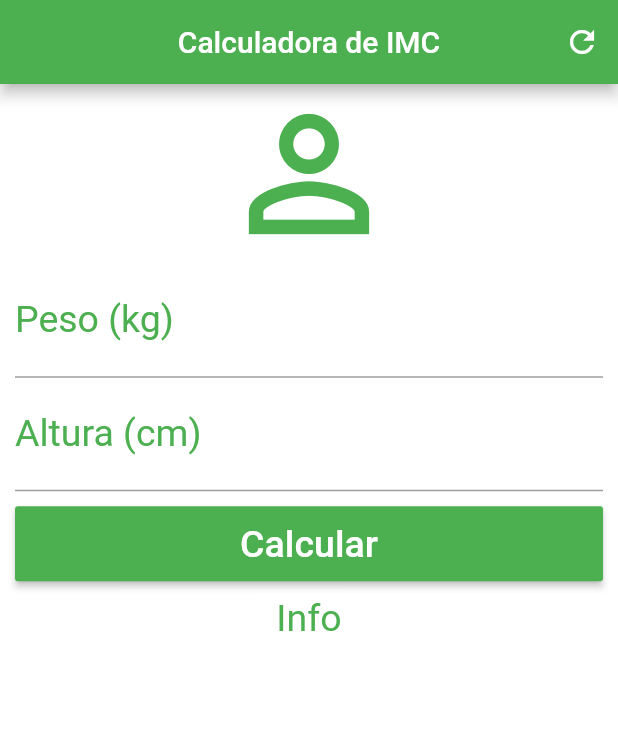
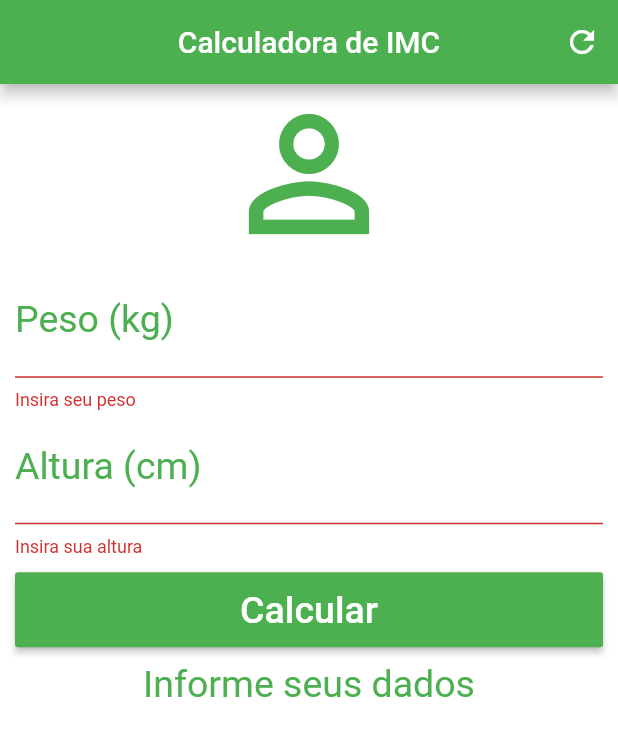
Before and after one commit to BarrosLucas/CalculadoraImc, a Flutter app: the screen it shows after launch, after a tap on "Calcular", on a phone screen of 412 x 824 dp. Shown: the top 736 px of the screen. Run offline on Flutter 3.47's test engine with Material 2 defaults, Android fonts, the phone set to English and light mode, and no system bars.

Commit message:
Aplicatio concluído

```diff
--- a/lib/main.dart
+++ b/lib/main.dart
@@ -13,6 +13,44 @@ class Home extends StatefulWidget {
 }
 
 class _HomeState extends State<Home> {
+  String _texto = "Informe seus dados";
+
+  TextEditingController pesoController = TextEditingController();
+  TextEditingController alturaController = TextEditingController();
+
+  GlobalKey<FormState> _formulario = GlobalKey<FormState>();
+
+
+  void _resetFields() {
+    pesoController.text = "";
+    alturaController.text = "";
+    setState(() {
+      _texto = "Informe seus dados";
+      _formulario = GlobalKey<FormState>();
+    });
+  }
+
+  void _calcular() {
+    setState(() {
+      double peso = double.parse(pesoController.text);
+      double altura = double.parse(alturaController.text) / 100;
+      double imc = peso / (altura * altura);
+      if (imc < 18.6) {
+        _texto = "Abaixo do peso | ${imc.toStringAsPrecision(3)}";
+      } else if (imc >= 18.6 && imc < 24.9) {
+        _texto = "Peso ideal | ${imc.toStringAsPrecision(3)}";
+      } else if (imc >= 24.9 && imc < 29.9) {
+        _texto = "Levemente acima do peso | ${imc.toStringAsPrecision(3)}";
+      } else if (imc >= 29.9 && imc < 34.9) {
+        _texto = "Obesidade Grau I | ${imc.toStringAsPrecision(3)}";
+      } else if (imc >= 34.9 && imc < 39.9) {
+        _texto = "Obesidade Grau II | ${imc.toStringAsPrecision(3)}";
+      } else if (imc >= 39.9) {
+        _texto = "Obesidade Grau III | ${imc.toStringAsPrecision(3)}";
+      }
+    });
+  }
+
   @override
   Widget build(BuildContext context) {
     return Scaffold(
@@ -23,39 +61,59 @@ class _HomeState extends State<Home> {
           actions: <Widget>[
             IconButton(
               icon: Icon(Icons.refresh),
-              onPressed: () {},
+              onPressed: () {
+                _resetFields();
+              },
             )
           ],
         ),
         backgroundColor: Colors.white,
         body: SingleChildScrollView(
             padding: EdgeInsets.fromLTRB(10, 0, 10, 0),
+            child: Form(
+              key: _formulario,
               child: Column(
                 crossAxisAlignment: CrossAxisAlignment.stretch,
                 children: <Widget>[
                   Icon(Icons.person_outline, size: 120, color: Colors.green),
-              TextField(
+                  TextFormField(
+                    controller: pesoController,
                     keyboardType: TextInputType.number,
                     decoration: InputDecoration(
                         labelText: "Peso (kg)",
                         labelStyle: TextStyle(color: Colors.green)),
                     textAlign: TextAlign.center,
                     style: TextStyle(color: Colors.green, fontSize: 25),
+                    validator: (value) {
+                      if (value.isEmpty) {
+                        return "Insira seu peso";
+                      }
+                    },
                   ),
-              TextField(
+                  TextFormField(
+                    controller: alturaController,
                     keyboardType: TextInputType.number,
                     decoration: InputDecoration(
                         labelText: "Altura (cm)",
                         labelStyle: TextStyle(color: Colors.green)),
                     textAlign: TextAlign.center,
                     style: TextStyle(color: Colors.green, fontSize: 25),
+                    validator: (value) {
+                      if (value.isEmpty) {
+                        return "Insira sua altura";
+                      }
+                    },
                   ),
                   Padding(
-                padding: EdgeInsets.only(top: 10,bottom: 10),
+                    padding: EdgeInsets.only(top: 10, bottom: 10),
                     child: Container(
                       height: 50,
                       child: RaisedButton(
-                    onPressed: () {},
+                        onPressed: () {
+                          if (_formulario.currentState.validate()) {
+                            _calcular();
+                          }
+                        },
                         child: Text(
                           "Calcular",
                           style: TextStyle(color: Colors.white, fontSize: 25),
@@ -65,12 +123,12 @@ class _HomeState extends State<Home> {
                     ),
                   ),
                   Text(
-                "Info",
+                    _texto,
                     textAlign: TextAlign.center,
                     style: TextStyle(color: Colors.green, fontSize: 25),
                   )
                 ],
               ),
-        ));
+            )));
   }
 }
```
Lines whose indentation alone changed are shown as unchanged.
